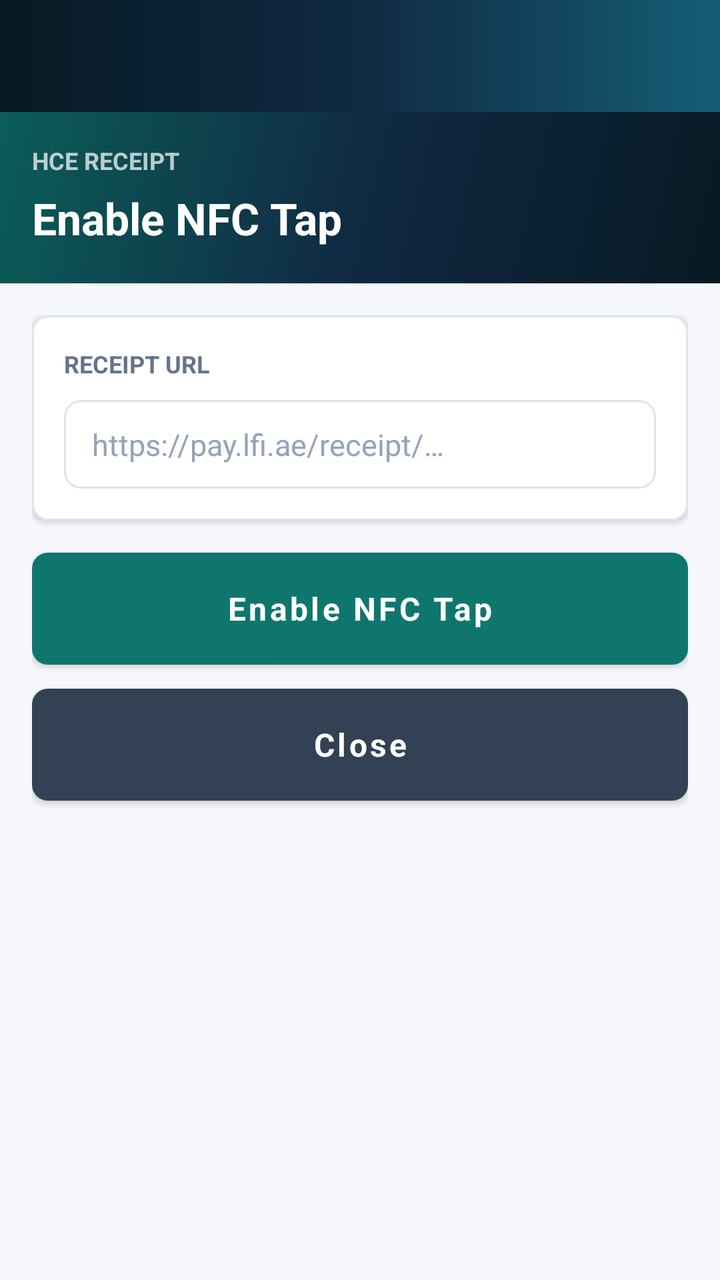
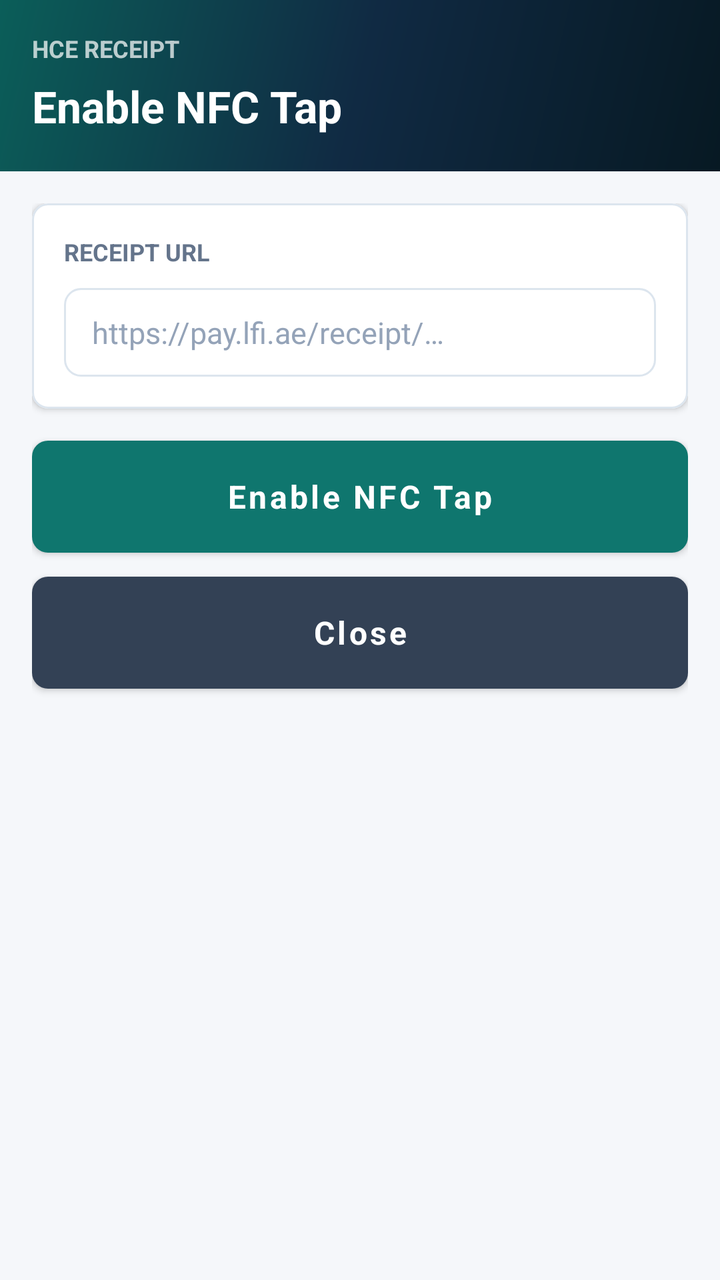

Compare the two renders of this Android layout. The source of the first and the diff that turns it into the second are given below.
<!-- AndroidManifest.xml: application theme AppTheme -->
<!-- res/layout/activity_hce_receipt.xml -->
<?xml version="1.0" encoding="utf-8"?>
<LinearLayout xmlns:android="http://schemas.android.com/apk/res/android"
    xmlns:app="http://schemas.android.com/apk/res-auto"
    android:layout_width="match_parent"
    android:layout_height="match_parent"
    android:background="@color/background"
    android:orientation="vertical">

    <androidx.appcompat.widget.Toolbar
        android:id="@+id/toolbar"
        style="@style/AppToolbar"
        android:layout_width="match_parent"
        android:layout_height="?attr/actionBarSize"
        app:titleTextColor="@color/white" />

    <LinearLayout
        android:layout_width="match_parent"
        android:layout_height="wrap_content"
        android:background="@drawable/bg_amount_panel"
        android:orientation="vertical"
        android:paddingStart="@dimen/screen_margin"
        android:paddingTop="16dp"
        android:paddingEnd="@dimen/screen_margin"
        android:paddingBottom="18dp">

        <TextView
            style="@style/TextSectionLabel"
            android:layout_width="wrap_content"
            android:layout_height="wrap_content"
            android:text="@string/hce_receipt_title"
            android:textColor="#B8FFFFFF" />

        <TextView
            android:layout_width="match_parent"
            android:layout_height="wrap_content"
            android:layout_marginTop="6dp"
            android:text="@string/hce_enable_nfc"
            android:textColor="@color/white"
            android:textSize="22sp"
            android:textStyle="bold" />
    </LinearLayout>

    <LinearLayout
        android:layout_width="match_parent"
        android:layout_height="match_parent"
        android:gravity="center_horizontal"
        android:orientation="vertical"
        android:padding="@dimen/screen_margin">

        <com.google.android.material.card.MaterialCardView
            style="@style/AppCard"
            android:layout_width="match_parent"
            android:layout_height="wrap_content"
            android:layout_marginBottom="16dp">

            <LinearLayout
                android:layout_width="match_parent"
                android:layout_height="wrap_content"
                android:orientation="vertical"
                android:padding="16dp">

                <TextView
                    style="@style/TextSectionLabel"
                    android:layout_width="wrap_content"
                    android:layout_height="wrap_content"
                    android:text="@string/hce_receipt_url_label" />

                <EditText
                    android:id="@+id/edt_url"
                    style="@style/InputField"
                    android:layout_width="match_parent"
                    android:layout_height="wrap_content"
                    android:layout_marginTop="10dp"
                    android:hint="@string/hce_receipt_url_hint"
                    android:inputType="textUri"
                    android:singleLine="true" />
            </LinearLayout>
        </com.google.android.material.card.MaterialCardView>

        <com.google.android.material.button.MaterialButton
            android:id="@+id/btn_enable_nfc"
            style="@style/AccentButton"
            android:layout_width="match_parent"
            android:layout_height="@dimen/button_height"
            android:layout_marginBottom="12dp"
            android:text="@string/hce_enable_nfc" />

        <com.google.android.material.button.MaterialButton
            android:id="@+id/btn_close_hce"
            style="@style/SecondaryButton"
            android:layout_width="match_parent"
            android:layout_height="@dimen/button_height"
            android:text="@string/hce_close_btn" />
    </LinearLayout>
</LinearLayout>
<!-- resources referenced by this layout -->
<resources>
  <color name="background">#F5F7FA</color>
  <color name="white">#FFFFFF</color>
  <dimen name="button_height">56dp</dimen>
  <dimen name="screen_margin">16dp</dimen>
  <!-- drawable bg_amount_panel (drawable) -->
  <?xml version="1.0" encoding="utf-8"?>
  <shape xmlns:android="http://schemas.android.com/apk/res/android">
      <gradient
          android:angle="135"
          android:startColor="@color/primary_dark"
          android:centerColor="@color/primary"
          android:endColor="@color/accent_dark" />
  </shape>
  <string name="hce_close_btn">Close</string>
  <string name="hce_enable_nfc">Enable NFC Tap</string>
  <string name="hce_receipt_title">HCE Receipt</string>
  <string name="hce_receipt_url_hint">https://pay.lfi.ae/receipt/…</string>
  <string name="hce_receipt_url_label">Receipt URL</string>
  <style name="AppCard" parent="Widget.MaterialComponents.CardView">
          <item name="cardCornerRadius">@dimen/card_corner_radius</item>
          <item name="cardElevation">@dimen/card_elevation</item>
          <item name="cardBackgroundColor">@color/card</item>
          <item name="strokeColor">@color/card_stroke</item>
          <item name="strokeWidth">1dp</item>
      </style>
  <style name="AppToolbar">
          <item name="android:background">@drawable/bg_toolbar</item>
          <item name="android:elevation">0dp</item>
      </style>
  <style name="InputField">
          <item name="android:background">@drawable/bg_input_field</item>
          <item name="android:paddingStart">14dp</item>
          <item name="android:paddingEnd">14dp</item>
          <item name="android:paddingTop">12dp</item>
          <item name="android:paddingBottom">12dp</item>
          <item name="android:textColor">@color/text_primary</item>
          <item name="android:textColorHint">@color/text_tertiary</item>
          <item name="android:textSize">15sp</item>
      </style>
  <style name="TextSectionLabel">
          <item name="android:textColor">@color/text_secondary</item>
          <item name="android:textSize">12sp</item>
          <item name="android:textStyle">bold</item>
          <item name="android:textAllCaps">true</item>
      </style>
  <color name="primary_dark">#071923</color>
  <color name="primary">#102A43</color>
  <color name="accent_dark">#0B5E59</color>
  <color name="accent">#0F766E</color>
  <dimen name="card_corner_radius">8dp</dimen>
  <dimen name="card_elevation">2dp</dimen>
  <color name="card">#FFFFFF</color>
  <color name="card_stroke">#DCE5EE</color>
  <!-- drawable bg_toolbar (drawable) -->
  <?xml version="1.0" encoding="utf-8"?>
  <shape xmlns:android="http://schemas.android.com/apk/res/android">
      <gradient
          android:angle="0"
          android:startColor="@color/primary_dark"
          android:centerColor="@color/primary"
          android:endColor="@color/primary_variant" />
  </shape>
  <!-- drawable bg_input_field (drawable) -->
  <?xml version="1.0" encoding="utf-8"?>
  <shape xmlns:android="http://schemas.android.com/apk/res/android">
      <solid android:color="@color/surface" />
      <stroke
          android:width="1dp"
          android:color="@color/card_stroke" />
      <corners android:radius="@dimen/field_corner_radius" />
  </shape>
  <color name="text_primary">#111827</color>
  <color name="text_tertiary">#94A3B8</color>
  <color name="btn_secondary">#334155</color>
  <color name="text_secondary">#64748B</color>
  <color name="primary_variant">#155E75</color>
  <color name="surface">#FFFFFF</color>
  <dimen name="field_corner_radius">8dp</dimen>
  <!-- unchanged entries left out for length: 3 -->
</resources>

<!-- the commit's change to res/layout/activity_hce_receipt.xml (unified diff, before → after) -->
@@ -5,13 +5,6 @@
     android:layout_height="match_parent"
     android:background="@color/background"
     android:orientation="vertical">
-
-    <androidx.appcompat.widget.Toolbar
-        android:id="@+id/toolbar"
-        style="@style/AppToolbar"
-        android:layout_width="match_parent"
-        android:layout_height="?attr/actionBarSize"
-        app:titleTextColor="@color/white" />
 
     <LinearLayout
         android:layout_width="match_parent"
<!-- resource entries referenced after the edit -->
@@ -25,10 +25,6 @@
           <item name="strokeColor">@color/card_stroke</item>
           <item name="strokeWidth">1dp</item>
       </style>
-  <style name="AppToolbar">
-          <item name="android:background">@drawable/bg_toolbar</item>
-          <item name="android:elevation">0dp</item>
-      </style>
   <style name="InputField">
           <item name="android:background">@drawable/bg_input_field</item>
           <item name="android:paddingStart">14dp</item>
@@ -53,15 +49,6 @@
   <dimen name="card_elevation">2dp</dimen>
   <color name="card">#FFFFFF</color>
   <color name="card_stroke">#DCE5EE</color>
-  <!-- drawable bg_toolbar (drawable) -->
-  <?xml version="1.0" encoding="utf-8"?>
-  <shape xmlns:android="http://schemas.android.com/apk/res/android">
-      <gradient
-          android:angle="0"
-          android:startColor="@color/primary_dark"
-          android:centerColor="@color/primary"
-          android:endColor="@color/primary_variant" />
-  </shape>
   <!-- drawable bg_input_field (drawable) -->
   <?xml version="1.0" encoding="utf-8"?>
   <shape xmlns:android="http://schemas.android.com/apk/res/android">
@@ -75,7 +62,6 @@
   <color name="text_tertiary">#94A3B8</color>
   <color name="btn_secondary">#334155</color>
   <color name="text_secondary">#64748B</color>
-  <color name="primary_variant">#155E75</color>
   <color name="surface">#FFFFFF</color>
   <dimen name="field_corner_radius">8dp</dimen>
   <!-- unchanged entries left out for length: 3 -->
